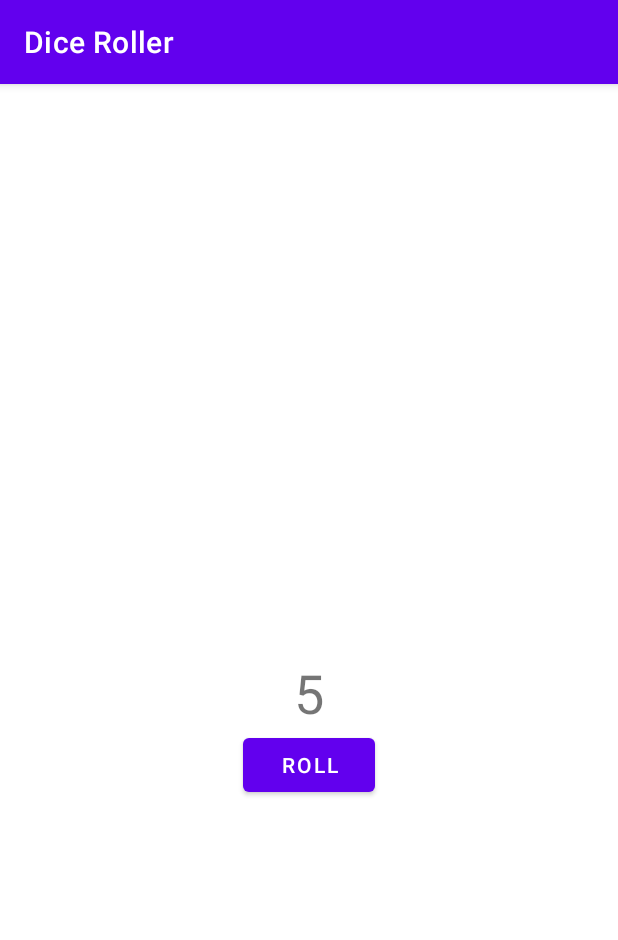
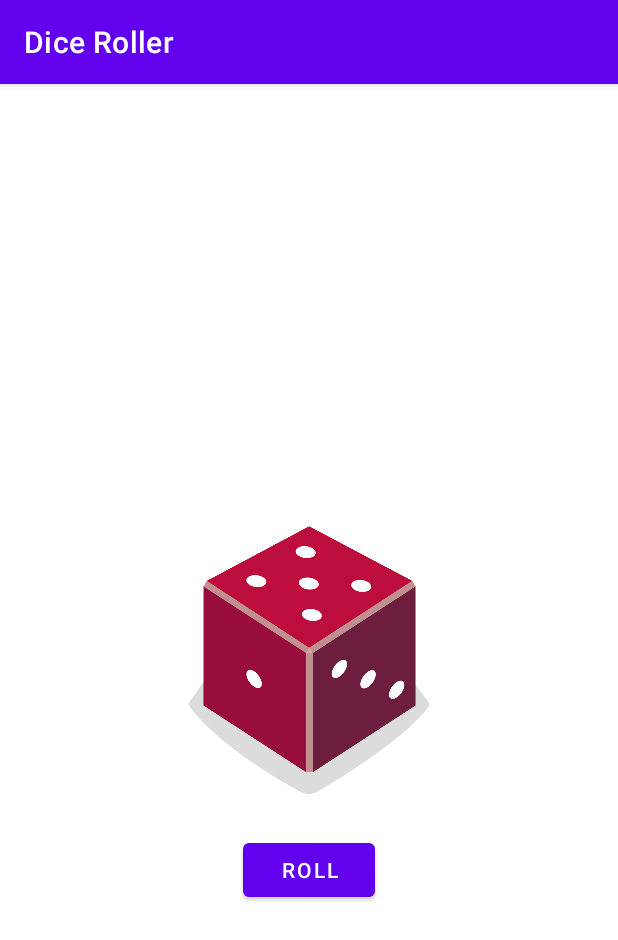
Before and after one commit to narmuni123/kotlin_app, an Android app: the screen it shows after launch (MainActivity), after a tap on "ROLL", on a phone screen of 412 x 824 dp. Shown: the top 940 px of the screen. Run offline under Robolectric (Android 15) with nearby library versions, the phone set to English and light mode, and no system bars.

Commit message:
Added image to dice roller

```diff
--- a/app/src/main/java/com/example/diceroller/MainActivity.kt
+++ b/app/src/main/java/com/example/diceroller/MainActivity.kt
@@ -3,6 +3,7 @@ package com.example.diceroller
 import androidx.appcompat.app.AppCompatActivity
 import android.os.Bundle
 import android.widget.Button
+import android.widget.ImageView
 import android.widget.TextView
 
 /**
@@ -23,8 +24,17 @@ class MainActivity : AppCompatActivity() {
         val dice = Dice(6)
         val diceRoll = dice.roll()
         // Update the screen with the dice roll
-        val resultTextView: TextView = findViewById(R.id.textView2)
-        resultTextView.text = diceRoll.toString()
+        val diceImage: ImageView = findViewById(R.id.imageView)
+        val drawableResource = when(diceRoll) {
+            1 -> R.drawable.dice_1
+            2 -> R.drawable.dice_2
+            3 -> R.drawable.dice_3
+            4 -> R.drawable.dice_4
+            5 -> R.drawable.dice_5
+            else -> R.drawable.dice_6
+        }
+        diceImage.setImageResource(drawableResource)
+        diceImage.contentDescription = diceRoll.toString()
     }
 }
 
--- a/app/src/main/res/layout/activity_main.xml
+++ b/app/src/main/res/layout/activity_main.xml
@@ -6,25 +6,24 @@
     android:layout_height="match_parent"
     tools:context=".MainActivity">
 
-    <TextView
-        android:id="@+id/textView2"
-        android:layout_width="wrap_content"
-        android:layout_height="wrap_content"
-        android:textSize="36sp"
+    <ImageView
+        android:id="@+id/imageView"
+        android:layout_width="160dp"
+        android:layout_height="200dp"
         app:layout_constraintBottom_toBottomOf="parent"
         app:layout_constraintEnd_toEndOf="parent"
         app:layout_constraintStart_toStartOf="parent"
         app:layout_constraintTop_toTopOf="parent"
-        app:layout_constraintVertical_bias="0.53"
-        tools:text="1" />
+        tools:srcCompat="@drawable/dice_1" />
 
     <Button
         android:id="@+id/button"
         android:layout_width="wrap_content"
         android:layout_height="wrap_content"
+        android:layout_marginTop="16dp"
         android:text="@string/roll"
         app:layout_constraintEnd_toEndOf="parent"
         app:layout_constraintStart_toStartOf="parent"
-        app:layout_constraintTop_toBottomOf="@+id/textView2" />
+        app:layout_constraintTop_toBottomOf="@+id/imageView" />
 
 </androidx.constraintlayout.widget.ConstraintLayout>
```
Also changed, not shown: app/src/main/res/drawable/dice_1.png (added), app/src/main/res/drawable/dice_2.png (added), app/src/main/res/drawable/dice_3.png (added), app/src/main/res/drawable/dice_4.png (added), app/src/main/res/drawable/dice_5.png (added), app/src/main/res/drawable/dice_6.png (added).
